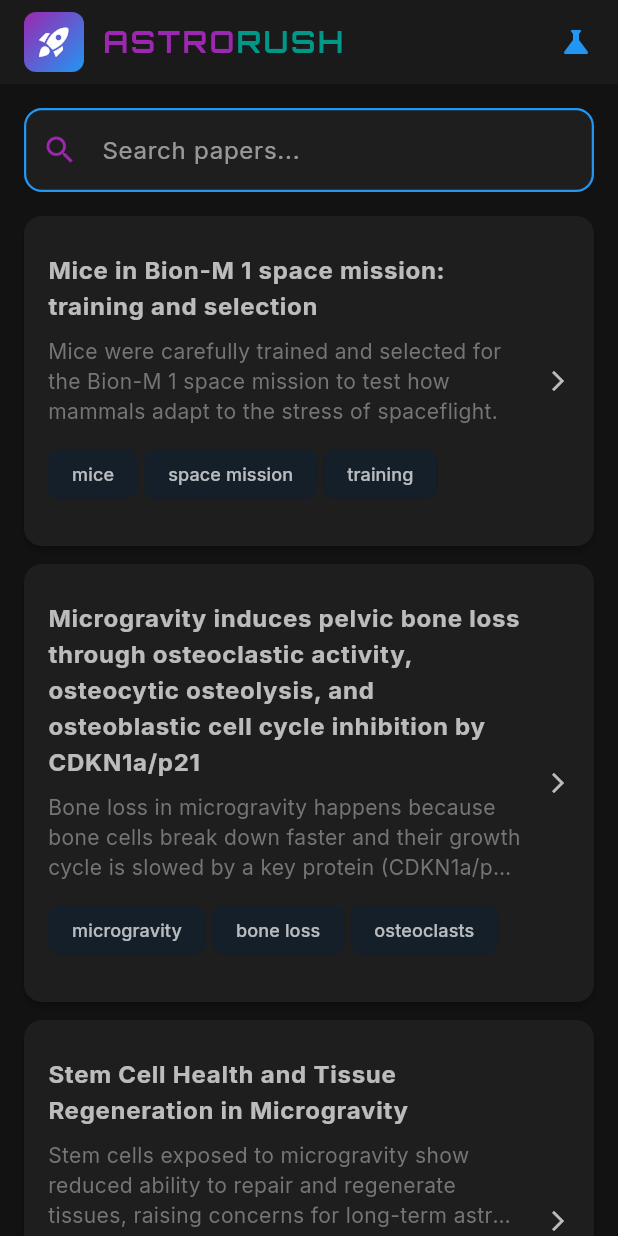
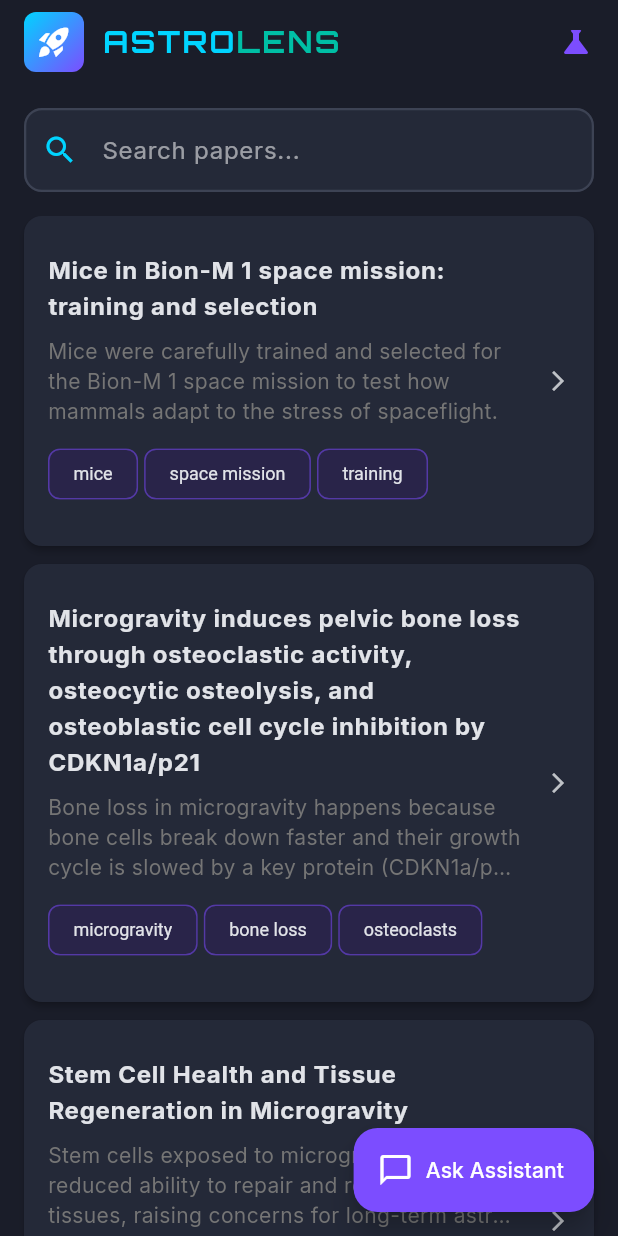
Before and after one commit to MAyman007/AstroLens, a Flutter app: the screen it shows after launch, on a phone screen of 412 x 824 dp. Run offline on Flutter 3.47's test engine with Material 3 defaults, Android fonts, the light colour scheme and no system bars; our stand-ins replace google_fonts.

Commit message:
added research assistant

```diff
--- a/lib/main.dart
+++ b/lib/main.dart
@@ -17,16 +17,19 @@ class AstroLensApp extends StatelessWidget {
       theme: ThemeData(
         brightness: Brightness.dark,
         colorScheme: const ColorScheme.dark(
-          primary: Color(0xFF9C27B0), // Purple
-          secondary: Color(0xFF2196F3), // Blue
-          tertiary: Color(0xFF009688), // Teal
-          surface: Color(0xFF121212), // Dark background
-          background: Color(0xFF0A0A0A), // Darker background
-          onPrimary: Colors.white,
+          primary: Color(0xFF00D4FF), // Cosmic Blue
+          secondary: Color(0xFF7C4DFF), // Electric Purple
+          tertiary: Color(0xFF00BFA5), // Emerald Teal
+          surface: Color(0xFF1A1D29), // Deep Space Blue
+          background: Color(0xFF0F1419), // Midnight Black
+          onPrimary: Color(0xFF001A20),
           onSecondary: Colors.white,
-          onTertiary: Colors.white,
-          onSurface: Colors.white70,
-          onBackground: Colors.white70,
+          onTertiary: Color(0xFF002020),
+          onSurface: Color(0xFFE1E3E8),
+          onBackground: Color(0xFFBFC2C7),
+          surfaceVariant: Color(0xFF242938),
+          onSurfaceVariant: Color(0xFFBFC2C7),
+          outline: Color(0xFF3D4354),
         ),
         textTheme: GoogleFonts.interTextTheme(ThemeData.dark().textTheme)
             .copyWith(
@@ -52,22 +55,35 @@ class AstroLensApp extends StatelessWidget {
               ),
             ),
         appBarTheme: AppBarTheme(
-          backgroundColor: const Color(0xFF1A1A1A),
-          foregroundColor: Colors.white,
+          backgroundColor: const Color(0xFF1A1D29),
+          foregroundColor: const Color(0xFFE1E3E8),
           titleTextStyle: GoogleFonts.inter(
             fontSize: 20,
             fontWeight: FontWeight.bold,
-            color: Colors.white,
+            color: const Color(0xFFE1E3E8),
           ),
           elevation: 0,
+          surfaceTintColor: Colors.transparent,
         ),
-        cardTheme: const CardThemeData(color: Color(0xFF1E1E1E), elevation: 8),
+        cardTheme: const CardThemeData(
+          color: Color(0xFF242938),
+          elevation: 8,
+          surfaceTintColor: Colors.transparent,
+        ),
         elevatedButtonTheme: ElevatedButtonThemeData(
           style: ElevatedButton.styleFrom(
-            backgroundColor: const Color(0xFF9C27B0), // Purple
-            foregroundColor: Colors.white,
+            backgroundColor: const Color(0xFF00D4FF),
+            foregroundColor: const Color(0xFF001A20),
             textStyle: GoogleFonts.inter(fontWeight: FontWeight.w600),
+            elevation: 4,
+            shadowColor: const Color(0xFF00D4FF).withOpacity(0.3),
           ),
+        ),
+        chipTheme: ChipThemeData(
+          backgroundColor: const Color(0xFF7C4DFF).withOpacity(0.15),
+          labelStyle: const TextStyle(color: Color(0xFFE1E3E8)),
+          side: BorderSide(color: const Color(0xFF7C4DFF).withOpacity(0.3)),
+          selectedColor: const Color(0xFF7C4DFF).withOpacity(0.3),
         ),
         useMaterial3: true,
       ),
--- a/lib/pages/home_page.dart
+++ b/lib/pages/home_page.dart
@@ -3,6 +3,7 @@ import 'package:google_fonts/google_fonts.dart';
 import '../models/research_paper.dart';
 import '../services/paper_service.dart';
 import 'paper_detail_page.dart';
+import 'chat_page.dart';
 
 class HomePage extends StatefulWidget {
   const HomePage({super.key});
@@ -77,7 +78,7 @@ class _HomePageState extends State<HomePage> {
               padding: const EdgeInsets.all(8.0),
               decoration: BoxDecoration(
                 gradient: const LinearGradient(
-                  colors: [Color(0xFF9C27B0), Color(0xFF2196F3)],
+                  colors: [Color(0xFF00D4FF), Color(0xFF7C4DFF)],
                   begin: Alignment.topLeft,
                   end: Alignment.bottomRight,
                 ),
@@ -96,16 +97,16 @@ class _HomePageState extends State<HomePage> {
               style: GoogleFonts.orbitron(
                 fontSize: 20,
                 fontWeight: FontWeight.bold,
-                color: const Color(0xFF9C27B0), // Purple
+                color: const Color(0xFF00D4FF), // Cosmic Blue
                 letterSpacing: 1.5,
               ),
             ),
             Text(
-              'RUSH',
+              'LENS',
               style: GoogleFonts.orbitron(
                 fontSize: 20,
                 fontWeight: FontWeight.bold,
-                color: const Color(0xFF009688), // Teal
+                color: const Color(0xFF00BFA5), // Emerald Teal
                 letterSpacing: 1.5,
               ),
             ),
@@ -117,7 +118,7 @@ class _HomePageState extends State<HomePage> {
             margin: const EdgeInsets.only(right: 16.0),
             child: const Icon(
               Icons.science,
-              color: Color(0xFF2196F3), // Blue
+              color: Color(0xFF7C4DFF), // Electric Purple
             ),
           ),
         ],
@@ -134,10 +135,10 @@ class _HomePageState extends State<HomePage> {
               decoration: InputDecoration(
                 hintText: 'Search papers...',
                 hintStyle: const TextStyle(color: Colors.white54),
-                prefixIcon: const Icon(Icons.search, color: Color(0xFF9C27B0)),
+                prefixIcon: const Icon(Icons.search, color: Color(0xFF00D4FF)),
                 suffixIcon: searchController.text.isNotEmpty
                     ? IconButton(
-                        icon: const Icon(Icons.clear, color: Color(0xFF009688)),
+                        icon: const Icon(Icons.clear, color: Color(0xFF00BFA5)),
                         onPressed: () {
                           searchController.clear();
                           _onSearchChanged('');
@@ -146,24 +147,24 @@ class _HomePageState extends State<HomePage> {
                     : null,
                 border: OutlineInputBorder(
                   borderRadius: BorderRadius.circular(12.0),
-                  borderSide: const BorderSide(color: Color(0xFF2196F3)),
+                  borderSide: const BorderSide(color: Color(0xFF3D4354)),
                 ),
                 enabledBorder: OutlineInputBorder(
                   borderRadius: BorderRadius.circular(12.0),
                   borderSide: const BorderSide(
-                    color: Color(0xFF2196F3),
+                    color: Color(0xFF3D4354),
                     width: 1.5,
                   ),
                 ),
                 focusedBorder: OutlineInputBorder(
                   borderRadius: BorderRadius.circular(12.0),
                   borderSide: const BorderSide(
-                    color: Color(0xFF9C27B0),
+                    color: Color(0xFF00D4FF),
                     width: 2.0,
                   ),
                 ),
                 filled: true,
-                fillColor: const Color(0xFF1E1E1E),
+                fillColor: const Color(0xFF242938),
               ),
             ),
           ),
@@ -190,6 +191,18 @@ class _HomePageState extends State<HomePage> {
           // Content Area
           Expanded(child: _buildContent()),
         ],
+      ),
+      floatingActionButton: FloatingActionButton.extended(
+        onPressed: () {
+          Navigator.of(
+            context,
+          ).push(MaterialPageRoute(builder: (context) => const ChatPage()));
+        },
+        backgroundColor: Theme.of(context).colorScheme.secondary,
+        foregroundColor: Colors.white,
+        icon: const Icon(Icons.chat_bubble_outline),
+        label: const Text('Ask Assistant'),
+        elevation: 8,
       ),
     );
   }
@@ -278,8 +291,12 @@ class _HomePageState extends State<HomePage> {
                             keyword,
                             style: const TextStyle(fontSize: 12),
                           ),
-                          backgroundColor: Colors.blue.withOpacity(0.1),
-                          side: BorderSide.none,
+                          backgroundColor: const Color(
+                            0xFF7C4DFF,
+                          ).withOpacity(0.15),
+                          side: BorderSide(
+                            color: const Color(0xFF7C4DFF).withOpacity(0.3),
+                          ),
                         ),
                       )
                       .toList(),
```
Also changed, not shown: lib/models/chat_message.dart (added, +16 -0 lines), lib/pages/chat_page.dart (added, +373 -0 lines), 4 other files.
